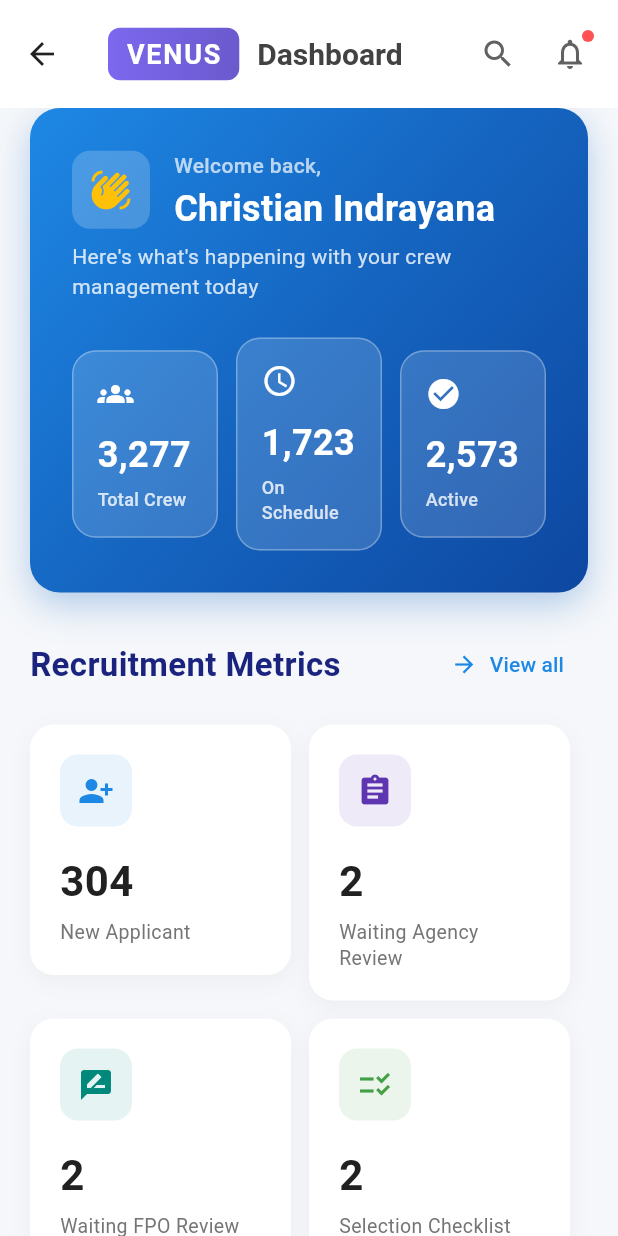
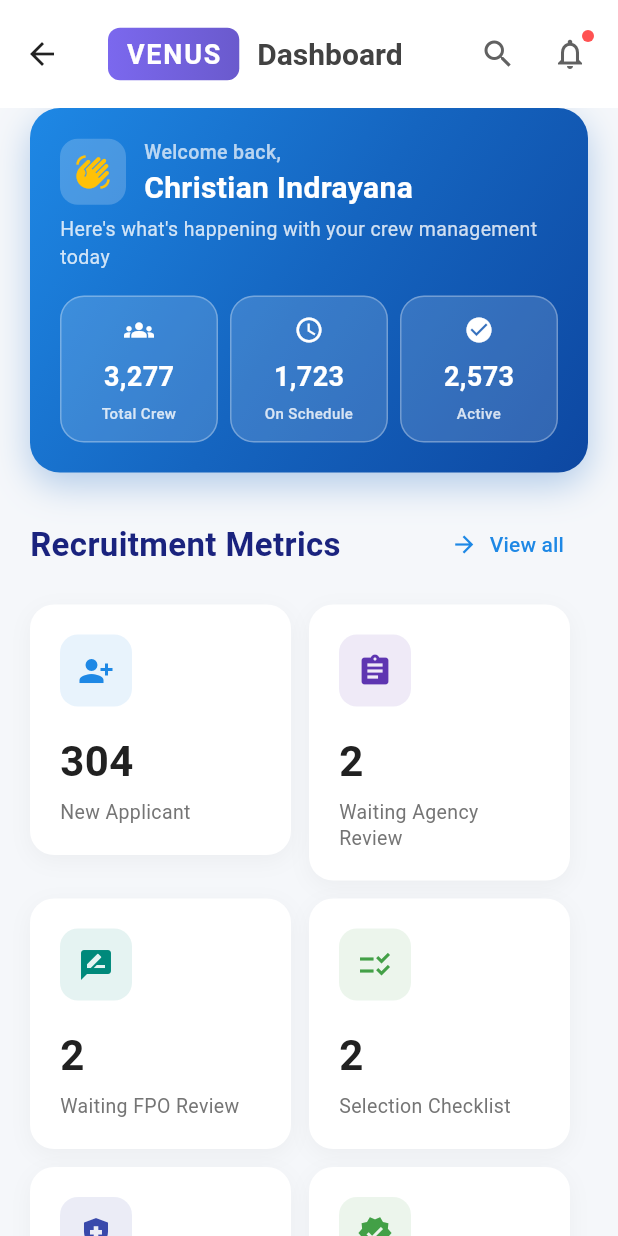
Before and after one commit to rickyap19/venus_mobile_app, a Flutter app: the VenusDashboard screen opened by its route, on a phone screen of 412 x 824 dp. Run offline on Flutter 3.47's test engine with Material 3 defaults, Android fonts, the phone set to English and light mode, and no system bars.

Commit message:
fixing size text

```diff
--- a/lib/screens/venus/dashboard_venus.dart
+++ b/lib/screens/venus/dashboard_venus.dart
@@ -113,14 +113,14 @@ class VenusDashboard extends StatelessWidget {
           ),
         ],
       ),
-      padding: const EdgeInsets.all(28),
+      padding: const EdgeInsets.all(20), // Kurangi padding
       child: Column(
         crossAxisAlignment: CrossAxisAlignment.start,
         children: [
           Row(
             children: [
               Container(
-                padding: const EdgeInsets.all(12),
+                padding: const EdgeInsets.all(10), // Kurangi padding
                 decoration: BoxDecoration(
                   color: Colors.white.withOpacity(0.2),
                   borderRadius: BorderRadius.circular(12),
@@ -128,10 +128,10 @@ class VenusDashboard extends StatelessWidget {
                 child: const Icon(
                   Icons.waving_hand,
                   color: Colors.amber,
-                  size: 28,
+                  size: 24, // Kurangi size
                 ),
               ),
-              const SizedBox(width: 16),
+              const SizedBox(width: 12),
               Expanded(
                 child: Column(
                   crossAxisAlignment: CrossAxisAlignment.start,
@@ -140,40 +140,44 @@ class VenusDashboard extends StatelessWidget {
                       'Welcome back,',
                       style: TextStyle(
                         color: Colors.white70,
-                        fontSize: 14,
+                        fontSize: 13,
                         fontWeight: FontWeight.w500,
                       ),
                     ),
-                    const SizedBox(height: 4),
+                    const SizedBox(height: 2),
                     const Text(
                       'Christian Indrayana',
                       style: TextStyle(
                         color: Colors.white,
-                        fontSize: 24,
+                        fontSize: 20, // Kurangi dari 24
                         fontWeight: FontWeight.bold,
                         height: 1.2,
                       ),
+                      maxLines: 1,
+                      overflow: TextOverflow.ellipsis,
                     ),
                   ],
                 ),
               ),
             ],
           ),
-          const SizedBox(height: 8),
+          const SizedBox(height: 6),
           Text(
             'Here\'s what\'s happening with your crew management today',
             style: TextStyle(
               color: Colors.white.withOpacity(0.8),
-              fontSize: 14,
+              fontSize: 13,
             ),
+            maxLines: 2,
+            overflow: TextOverflow.ellipsis,
           ),
-          const SizedBox(height: 24),
+          const SizedBox(height: 16),
           Row(
             children: [
               _buildStatCard('3,277', 'Total Crew', Icons.groups),
-              const SizedBox(width: 12),
+              const SizedBox(width: 8),
               _buildStatCard('1,723', 'On Schedule', Icons.schedule),
-              const SizedBox(width: 12),
+              const SizedBox(width: 8),
               _buildStatCard('2,573', 'Active', Icons.check_circle),
             ],
           ),
@@ -185,23 +189,28 @@ class VenusDashboard extends StatelessWidget {
   Widget _buildStatCard(String value, String label, IconData icon) {
     return Expanded(
       child: Container(
-        padding: const EdgeInsets.all(16),
+        padding: const EdgeInsets.symmetric(vertical: 12, horizontal: 8),
         decoration: BoxDecoration(
           color: Colors.white.withOpacity(0.15),
           borderRadius: BorderRadius.circular(16),
           border: Border.all(color: Colors.white.withOpacity(0.3)),
         ),
         child: Column(
-          crossAxisAlignment: CrossAxisAlignment.start,
+          mainAxisSize: MainAxisSize.min,
+          crossAxisAlignment: CrossAxisAlignment.center, // Center alignment
           children: [
-            Icon(icon, color: Colors.white, size: 24),
-            const SizedBox(height: 12),
-            Text(
-              value,
-              style: const TextStyle(
-                color: Colors.white,
-                fontSize: 24,
-                fontWeight: FontWeight.bold,
+            Icon(icon, color: Colors.white, size: 20),
+            const SizedBox(height: 8),
+            FittedBox(
+              fit: BoxFit.scaleDown,
+              child: Text(
+                value,
+                style: const TextStyle(
+                  color: Colors.white,
+                  fontSize: 18, // Kurangi dari 24
+                  fontWeight: FontWeight.bold,
+                ),
+                textAlign: TextAlign.center,
               ),
             ),
             const SizedBox(height: 4),
@@ -209,9 +218,12 @@ class VenusDashboard extends StatelessWidget {
               label,
               style: TextStyle(
                 color: Colors.white.withOpacity(0.8),
-                fontSize: 12,
+                fontSize: 10, // Kurangi dari 12
                 fontWeight: FontWeight.w500,
               ),
+              textAlign: TextAlign.center,
+              maxLines: 2,
+              overflow: TextOverflow.ellipsis,
             ),
           ],
         ),
```
